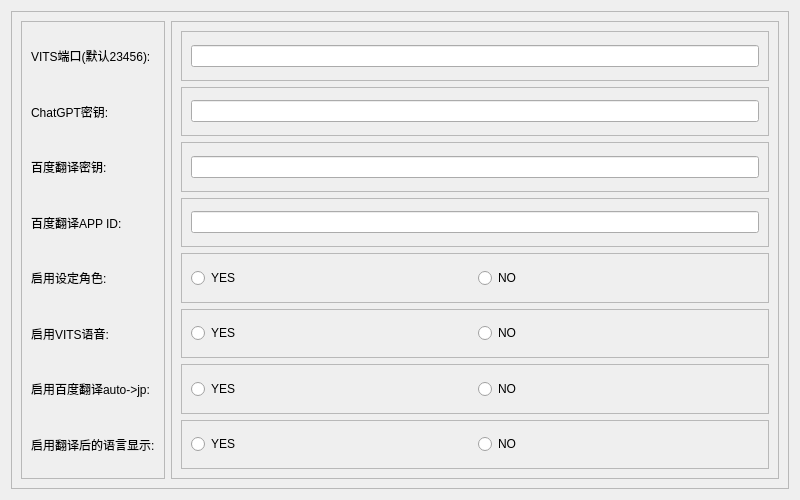
Qt form LogGpt/setdialogwidget.ui (log159/LogChat) before a commit.
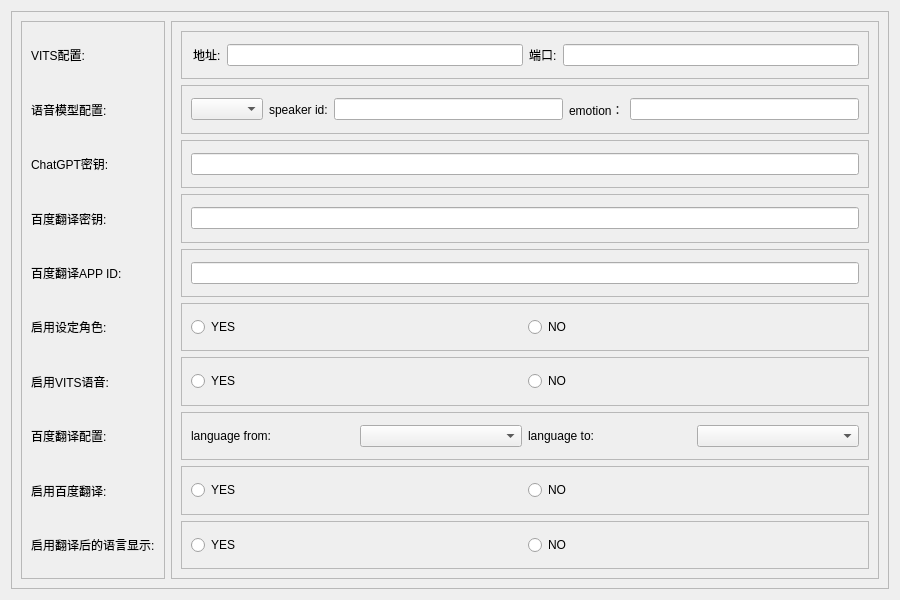
The same form after that commit.

The edit to the form file:
```diff
--- a/LogGpt/setdialogwidget.ui
+++ b/LogGpt/setdialogwidget.ui
@@ -6,8 +6,8 @@
    <rect>
     <x>0</x>
     <y>0</y>
-    <width>800</width>
-    <height>500</height>
+    <width>900</width>
+    <height>600</height>
    </rect>
   </property>
   <property name="windowTitle">
@@ -35,7 +35,14 @@
          <item>
           <widget class="QLabel" name="label_vits">
            <property name="text">
-            <string>VITS端口(默认23456):</string>
+            <string>VITS配置:</string>
+           </property>
+          </widget>
+         </item>
+         <item>
+          <widget class="QLabel" name="label_vits_select">
+           <property name="text">
+            <string>语音模型配置:</string>
            </property>
           </widget>
          </item>
@@ -74,10 +81,17 @@
            </property>
           </widget>
          </item>
+         <item>
+          <widget class="QLabel" name="label_baidu_set">
+           <property name="text">
+            <string>百度翻译配置:</string>
+           </property>
+          </widget>
+         </item>
          <item>
           <widget class="QLabel" name="label_baidu_enable">
            <property name="text">
-            <string>启用百度翻译auto-&gt;jp:</string>
+            <string>启用百度翻译:</string>
            </property>
           </widget>
          </item>
@@ -109,8 +123,63 @@
             <enum>QFrame::Raised</enum>
            </property>
            <layout class="QHBoxLayout" name="horizontalLayout_9">
+            <property name="leftMargin">
+             <number>11</number>
+            </property>
             <item>
-             <widget class="QLineEdit" name="lineEdit_vits"/>
+             <widget class="QLabel" name="label_vits_address">
+              <property name="text">
+               <string>地址:</string>
+              </property>
+             </widget>
+            </item>
+            <item>
+             <widget class="QLineEdit" name="lineEdit_vits_address"/>
+            </item>
+            <item>
+             <widget class="QLabel" name="label_vits_port">
+              <property name="text">
+               <string>端口:</string>
+              </property>
+             </widget>
+            </item>
+            <item>
+             <widget class="QLineEdit" name="lineEdit_vits_port"/>
+            </item>
+           </layout>
+          </widget>
+         </item>
+         <item>
+          <widget class="QFrame" name="frame_vits_select">
+           <property name="frameShape">
+            <enum>QFrame::StyledPanel</enum>
+           </property>
+           <property name="frameShadow">
+            <enum>QFrame::Raised</enum>
+           </property>
+           <layout class="QHBoxLayout" name="horizontalLayout_10">
+            <item>
+             <widget class="QComboBox" name="comboBox_vits_select"/>
+            </item>
+            <item>
+             <widget class="QLabel" name="label_speaker_id">
+              <property name="text">
+               <string>speaker id:</string>
+              </property>
+             </widget>
+            </item>
+            <item>
+             <widget class="QLineEdit" name="lineEdit_speaker_id"/>
+            </item>
+            <item>
+             <widget class="QLabel" name="label_speaker_emotion">
+              <property name="text">
+               <string>emotion：</string>
+              </property>
+             </widget>
+            </item>
+            <item>
+             <widget class="QLineEdit" name="lineEdit_speaker_emotion"/>
             </item>
            </layout>
           </widget>
@@ -212,6 +281,38 @@
            </layout>
           </widget>
          </item>
+         <item>
+          <widget class="QFrame" name="frame_baidu_key_2">
+           <property name="frameShape">
+            <enum>QFrame::StyledPanel</enum>
+           </property>
+           <property name="frameShadow">
+            <enum>QFrame::Raised</enum>
+           </property>
+           <layout class="QHBoxLayout" name="horizontalLayout_11">
+            <item>
+             <widget class="QLabel" name="label_baidu_from">
+              <property name="text">
+               <string>language from:</string>
+              </property>
+             </widget>
+            </item>
+            <item>
+             <widget class="QComboBox" name="comboBox_baidu_from"/>
+            </item>
+            <item>
+             <widget class="QLabel" name="label_baidu_to">
+              <property name="text">
+               <string>language to:</string>
+              </property>
+             </widget>
+            </item>
+            <item>
+             <widget class="QComboBox" name="comboBox_baidu_to"/>
+            </item>
+           </layout>
+          </widget>
+         </item>
          <item>
           <widget class="QFrame" name="frame_baidu_enable">
            <property name="frameShape">
```
